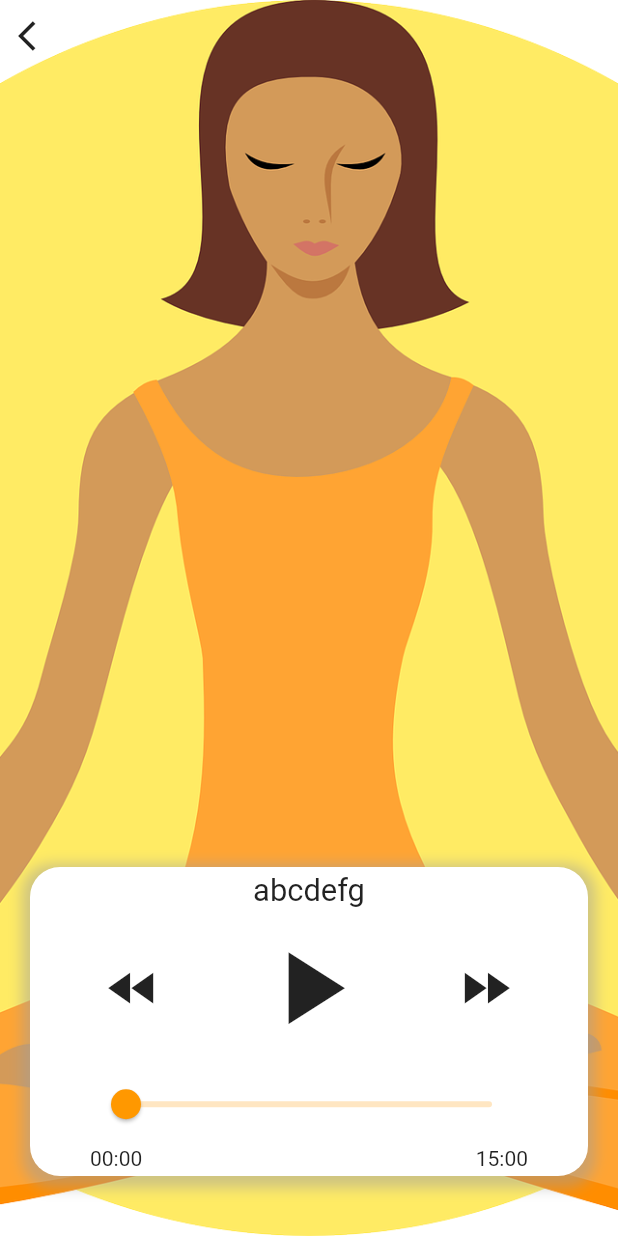
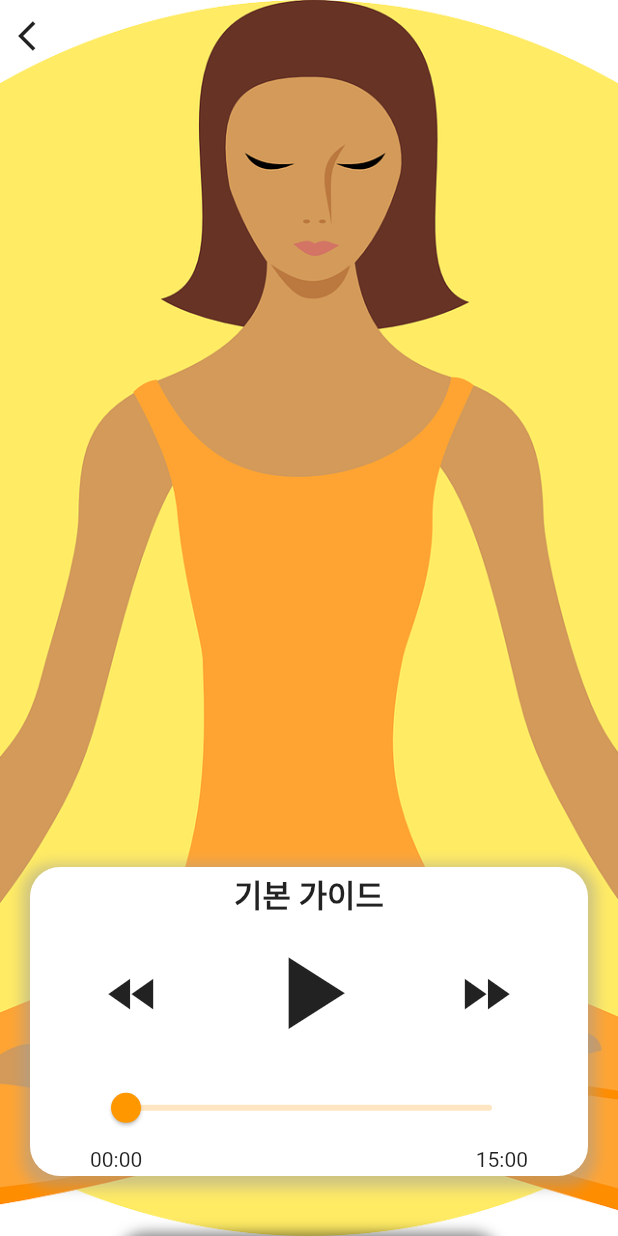
Before and after one commit to jspark2201/energy_of_titans, a Flutter app: the BasicGuide screen opened directly, on a phone screen of 412 x 824 dp. Run offline on Flutter 3.47's test engine with Material 2 defaults, Android fonts, the phone set to English and light mode, and no system bars; our stand-ins replace curved_navigation_bar, expansion_tile_card, simple_animations; Roboto replaces fonts that are missing (GmarketSans-M).

Commit message:
basic meditation layout - 02

```diff
--- a/energy_of_titans/lib/contents/meditation/basic_guide.dart
+++ b/energy_of_titans/lib/contents/meditation/basic_guide.dart
@@ -9,6 +9,7 @@ Size _size;
 
 class _BasicGuideState extends State<BasicGuide> {
   bool _played = false;
+  bool _finished = false;
   double temp = 0;
 
   @override
@@ -16,14 +17,21 @@ class _BasicGuideState extends State<BasicGuide> {
     _size = MediaQuery.of(context).size;
     return Scaffold(
       backgroundColor: Colors.white,
-      body: Container(
+      body: GestureDetector(
+        onTap: () {
+          setState(() {
+            if (_finished == true) {
+              _finished = !_finished;
+              Navigator.pop(context);
+            }
+          });
+        },
+        child: Container(
           width: _size.width,
           decoration: BoxDecoration(
               image: DecorationImage(
                   image: AssetImage('assets/meditation1.png'),
-                fit: BoxFit.cover
-            )
-        ),
+                  fit: BoxFit.cover)),
           child: Stack(
             children: <Widget>[
               SafeArea(
@@ -43,7 +51,7 @@ class _BasicGuideState extends State<BasicGuide> {
                 right: 20,
                 child: Container(
                   width: _size.width,
-                height: _size.height/4,
+                  height: _size.height / 4,
                   decoration: BoxDecoration(
                       borderRadius: BorderRadius.circular(20.0),
                       boxShadow: [
@@ -54,19 +62,19 @@ class _BasicGuideState extends State<BasicGuide> {
                           offset: Offset(0, 3), // changes position of shadow
                         ),
                       ],
-                  color: Colors.white
-                ),
+                      color: Colors.white),
                   child: Column(
                     mainAxisAlignment: MainAxisAlignment.spaceEvenly,
                     children: <Widget>[
-                    Text('abcdefg', style: TextStyle(fontSize: _size.width*.05),),
+                      Text(
+                        '기본 가이드',
+                        style: TextStyle(fontSize: _size.width * .05, fontWeight: FontWeight.bold),
+                      ),
                       Row(
                         mainAxisAlignment: MainAxisAlignment.spaceEvenly,
                         children: <Widget>[
                           IconButton(
-                          onPressed: () {
-
-                          },
+                            onPressed: () {},
                             iconSize: _size.width * 0.1,
                             icon: Icon(Icons.fast_rewind),
                           ),
@@ -75,23 +83,22 @@ class _BasicGuideState extends State<BasicGuide> {
                               onPressed: () {
                                 setState(() {
                                   _played = !_played;
+
                                 });
                               },
                               iconSize: _size.width * 0.2,
                               icon: Padding(
                                   padding: EdgeInsets.all(0),
-                              child: _played == true ? Icon(Icons.pause) : Icon(Icons.play_arrow)
-                            ),
+                                  child: _played == true
+                                      ? Icon(Icons.pause)
+                                      : Icon(Icons.play_arrow)),
                             ),
                           ),
                           IconButton(
-                          onPressed: () {
-
-                          },
+                            onPressed: () {},
                             iconSize: _size.width * 0.1,
                             icon: Icon(Icons.fast_forward),
                           ),
-
                         ],
                       ),
                       Container(
@@ -104,37 +111,79 @@ class _BasicGuideState extends State<BasicGuide> {
                             setState(() {
                               print(newVal);
                               temp = newVal;
-
+                              if (newVal == 100) {
+                                _finished = true;
+                              } else {
+                                _finished = false;
+                              }
                             });
                           },
                         ),
                       ),
-
                       Container(
                         margin: EdgeInsets.symmetric(horizontal: 40),
                         child: Row(
                           mainAxisAlignment: MainAxisAlignment.spaceBetween,
                           children: <Widget>[
                             Text("00:00"),
-                          Text("15"+":"+"00")
+                            Text("15" + ":" + "00")
                           ],
                         ),
                       )
-
-
-
                     ],
                   ),
                 ),
               ),
               Visibility(
-              visible: false,
+                visible: _finished,
                 child: Container(
                   color: Colors.black.withOpacity(0.5),
                 ),
+              ),
+              AnimatedPositioned(
+                curve: Curves.easeInOut,
+                duration: Duration(milliseconds: 200),
+                left: _size.width / 5,
+                right: _size.width / 5,
+                bottom: (_finished)
+                    ? (_size.height / 2) - (_size.height / 8)
+                    : -(_size.height / 4),
+                child: Container(
+                  height: _size.height / 4,
+                  decoration: BoxDecoration(
+                    borderRadius: BorderRadius.circular(20.0),
+                    color: Colors.white,
+                    boxShadow: [
+                      BoxShadow(
+                        color: Colors.black.withOpacity(0.5),
+                        spreadRadius: 5,
+                        blurRadius: 7,
+                        offset: Offset(0, 3), // changes position of shadow
+                      ),
+                    ],
+                  ),
+                  child: Column(
+                    mainAxisAlignment: MainAxisAlignment.spaceEvenly,
+                    children: <Widget>[
+                      Text(
+                        'Well done!',
+                        style: TextStyle(fontSize: _size.width * 0.07, fontWeight: FontWeight.bold),
+                      ),
+                      SizedBox(
+                          width: _size.width * 0.2,
+                          height: _size.width * 0.2,
+                          child: Image.asset('assets/like_1.png')),
+                      Text(
+                        '화면을 터치하시면 메뉴로 이동합니다.',
+                        style: TextStyle(fontSize: _size.width * 0.03,
+                        color: Colors.black54),
                       )
-
                     ],
+                  ),
+                ),
+              )
+            ],
+          ),
         ),
       ),
     );
--- a/energy_of_titans/pubspec.yaml
+++ b/energy_of_titans/pubspec.yaml
@@ -27,6 +27,8 @@ dependencies:
   curved_navigation_bar: ^0.3.3
   expansion_tile_card: ^1.0.3
   toast: ^0.1.5
+  audioplayers: ^0.15.1
+  file_picker: ^1.13.0
 
   # The following adds the Cupertino Icons font to your application.
   # Use with the CupertinoIcons class for iOS style icons.
```
Also changed, not shown: energy_of_titans/assets/like_1.png (added), energy_of_titans/pubspec.lock, 1 other file. Lines whose indentation alone changed are shown as unchanged.
